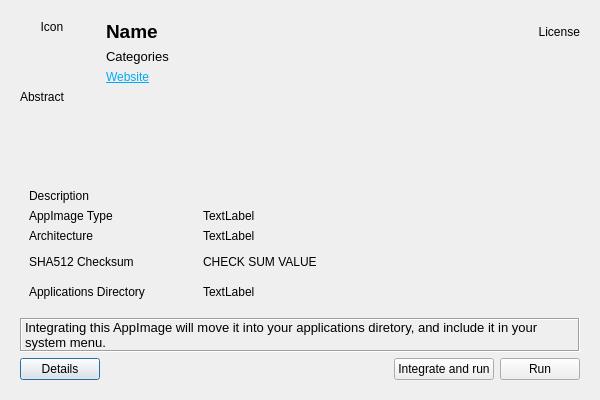
Above: src/launcher/ui.ui from TheAssassin/AppImageLauncher before the change. Below: the same form after it.
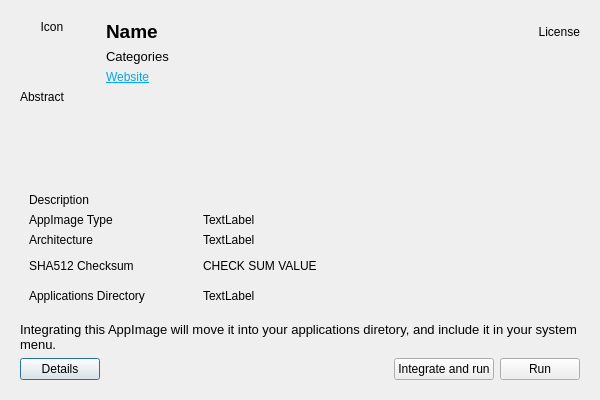
That is the form after the change. Icons and pictures are not drawn.

Commit message: Remove unnecessary border for desktops using the Gtk+ theme

Patch:
```diff
--- a/src/launcher/ui.ui
+++ b/src/launcher/ui.ui
@@ -112,6 +112,9 @@
          <property name="frameShadow">
           <enum>QFrame::Sunken</enum>
          </property>
+         <property name="lineWidth">
+          <number>0</number>
+         </property>
          <property name="text">
           <string>&lt;!DOCTYPE HTML PUBLIC &quot;-//W3C//DTD HTML 4.0//EN&quot; &quot;http://www.w3.org/TR/REC-html40/strict.dtd&quot;&gt;
 &lt;html&gt;&lt;head&gt;&lt;meta name=&quot;qrichtext&quot; content=&quot;1&quot; /&gt;&lt;style type=&quot;text/css&quot;&gt;
```
